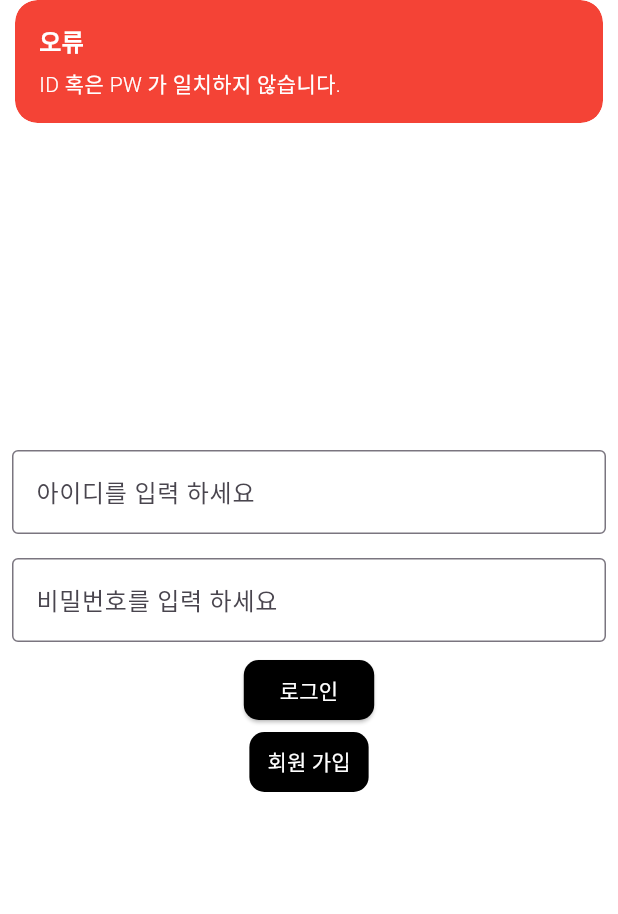
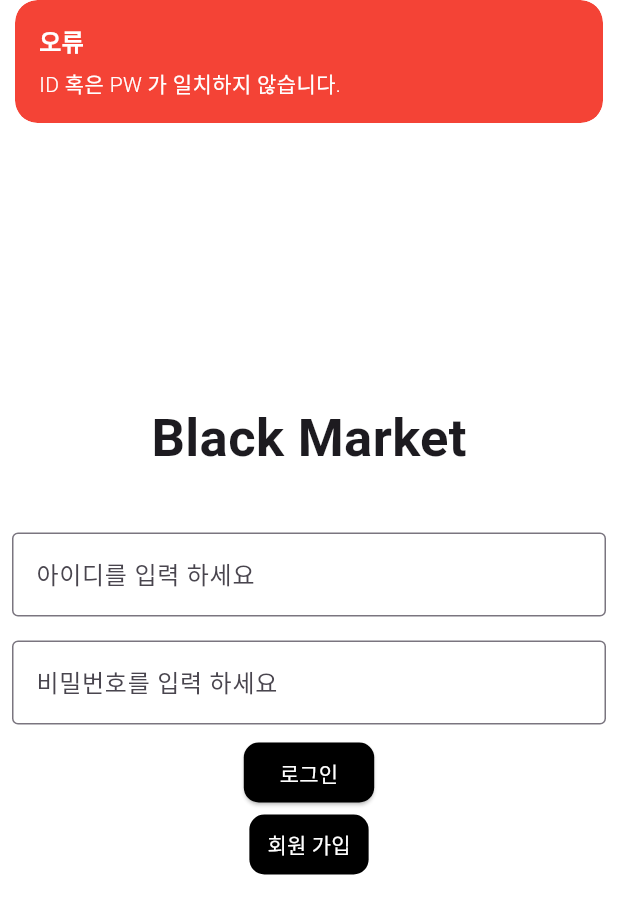
Before and after one commit to ChangJun0716/Black_Market, a Flutter app: the screen it shows after launch, after a tap on "로그인", on a phone screen of 412 x 824 dp. Shown: the top 914 px of the screen. Run offline on Flutter 3.47's test engine with Material 3 defaults, Android fonts, the phone set to English and light mode, and no system bars; our stand-ins replace flutter_map, flutter_slidable, geolocator, get, get_storage, image_picker and 2 more; accounts and stored records are empty.

Commit message:
CJ_Work_09
Update :
 로그인 화면 타이틀 생성
 상품 상세 : 재고 삭제 (함수 오류)

```diff
--- a/Project/black_market_app/lib/view/login/login.dart
+++ b/Project/black_market_app/lib/view/login/login.dart
@@ -42,6 +42,15 @@ class _LoginState extends State<Login> {
           child: Column(
             mainAxisAlignment: MainAxisAlignment.center,
             children: [
+              Padding(
+                padding: const EdgeInsets.all(30.0),
+                child: Text('Black Market',
+                style: TextStyle(
+                  fontWeight: FontWeight.bold,
+                  fontSize: 35
+                ),
+                ),
+              ),
               // textField : id
               Padding(
                 padding: const EdgeInsets.all(8.0),
@@ -100,6 +109,8 @@ class _LoginState extends State<Login> {
         saveStorage(memberType);
         Get.to(StoreHomePage());
       }
+      idCon.text = '';
+      pwCon.text = '';
     } else {
       // id,pw 일치하는 값이 없을 때
       CustomSnackbar().showSnackbar(
```
Also changed, not shown: Project/black_market_app/lib/view/customer/product/customer_product_detail.dart (+63 -62 lines).
